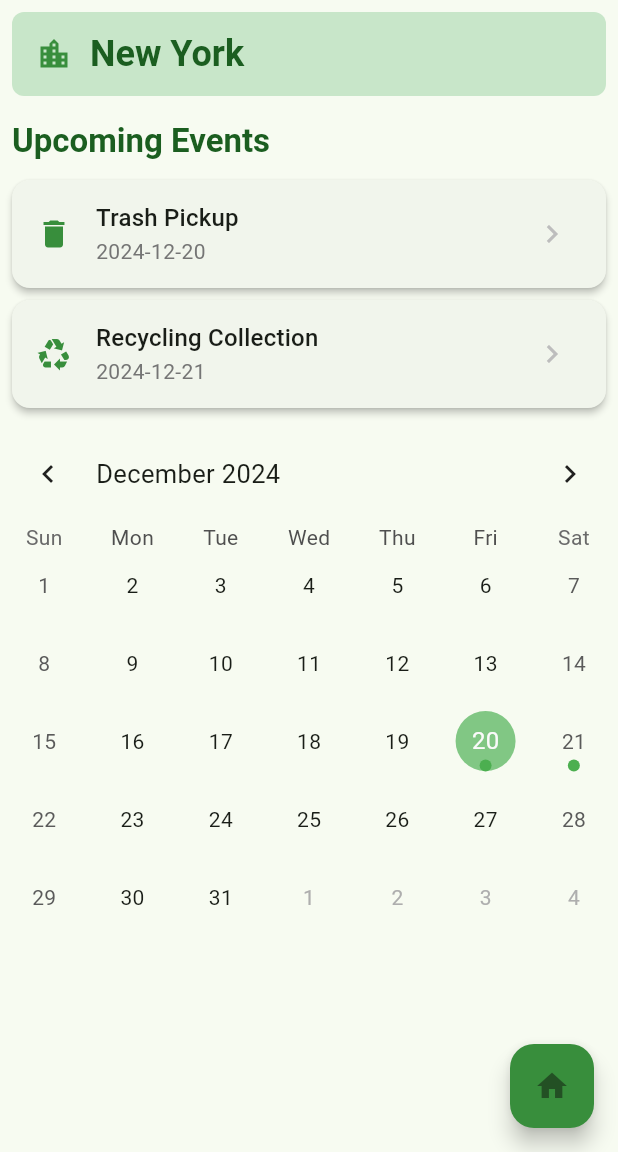
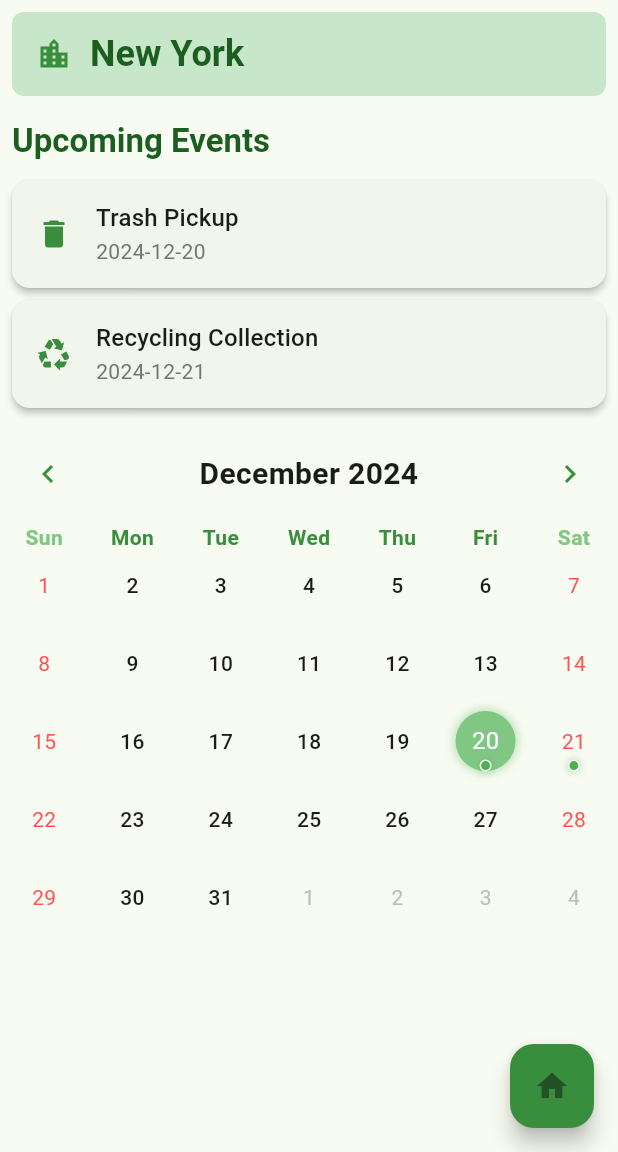
Before and after one commit to brxie/BinDay, a Flutter app: the screen it shows after launch, after a tap on "New York", on a phone screen of 412 x 824 dp, the part 84-1236 px from its top. Run offline on Flutter 3.47's test engine with Material 3 defaults, Android fonts, the phone set to English and light mode, and no system bars; drawn by our look-alikes of table_calendar; our stand-ins replace shared_preferences.

Commit message:
Calendar style, refactor

```diff
--- a/lib/pages/schedule_page.dart
+++ b/lib/pages/schedule_page.dart
@@ -3,10 +3,18 @@
 import '../data/events.dart';
 import 'city_selection_page.dart';
 
-class SchedulePage extends StatelessWidget {
+class SchedulePage extends StatefulWidget {
   final List<String> selectedCities;
 
   const SchedulePage({super.key, required this.selectedCities});
+
+  @override
+  _SchedulePageState createState() => _SchedulePageState();
+}
+
+class _SchedulePageState extends State<SchedulePage> {
+  DateTime _focusedDay = DateTime.now();
+  DateTime? _selectedDay;
 
   @override
   Widget build(BuildContext context) {
@@ -16,51 +24,16 @@
         backgroundColor: Colors.green[700],
       ),
       body: ListView(
-        children: selectedCities.map((city) {
+        children: widget.selectedCities.map((city) {
           return Column(
             children: <Widget>[
               // Event List
               _buildEventList(context, city),
               // Calendar
-              TableCalendar(
-                availableCalendarFormats: {
-                  CalendarFormat.month: 'Month',
-                },
-                firstDay: DateTime(DateTime.now().year, 1, 1),
-                lastDay: DateTime.now().add(const Duration(days: 30)),
-                focusedDay: DateTime.now(),
-                onDaySelected: (selectedDay, focusedDay) {
-                  print('Selected day: $selectedDay');
-                },
-                eventLoader: (day) {
-                  final events = getEventsForCity(city);
-                  final matchingEvents = events
-                      .where((event) {
-                        final eventDate = DateTime.parse(event['date']!);
-                        return DateTime(
-                                eventDate.year, eventDate.month, eventDate.day)
-                            .isAtSameMomentAs(
-                                DateTime(day.year, day.month, day.day));
-                      })
-                      .map((event) => event['name']!)
-                      .toList();
-                  return matchingEvents;
-                },
-                calendarStyle: CalendarStyle(
-                  todayDecoration: BoxDecoration(
-                    color: Colors.green[300],
-                    shape: BoxShape.circle,
-                  ),
-                  selectedDecoration: BoxDecoration(
-                    color: Colors.green[700],
-                    shape: BoxShape.circle,
-                  ),
-                  markerDecoration: BoxDecoration(
-                    color: Colors.green,
-                    shape: BoxShape.circle,
-                  ),
-                ),
-              ),
+              _buildCalendar(context, city),
+              // Fancy Text for Selected Date
+              if (_selectedDay != null && _selectedDay!.day.isEven)
+                _buildSelectedDateText(),
             ],
           );
         }).toList(),
@@ -79,6 +52,139 @@
       ),
     );
   }
+
+  Widget _buildSelectedDateText() {
+    return Padding(
+      padding: const EdgeInsets.all(16.0),
+      child: Container(
+        padding: const EdgeInsets.all(12),
+        decoration: BoxDecoration(
+          color: Colors.green[100],
+          borderRadius: BorderRadius.circular(8),
+          boxShadow: [
+            BoxShadow(
+              color: Colors.green.withOpacity(0.3),
+              blurRadius: 4,
+              spreadRadius: 2,
+            ),
+          ],
+        ),
+        child: Row(
+          mainAxisSize: MainAxisSize.max,
+          crossAxisAlignment: CrossAxisAlignment.start,
+          children: [
+            Icon(Icons.calendar_today, color: Colors.green[700]),
+            const SizedBox(width: 8),
+            Expanded(
+              child: Text(
+                'Selected Date: ${_selectedDay.toString()}',
+                style: TextStyle(
+                  fontSize: 16,
+                  fontWeight: FontWeight.bold,
+                  color: Colors.green[900],
+                ),
+              ),
+            ),
+          ],
+        ),
+      ),
+    );
+  }
+
+  Widget _buildCalendar(BuildContext context, String city) {
+    return TableCalendar(
+      availableCalendarFormats: {
+        CalendarFormat.month: 'Month',
+      },
+      firstDay: DateTime(DateTime.now().year, 1, 1),
+      lastDay: DateTime.now().add(const Duration(days: 30)),
+      focusedDay: _focusedDay,
+      selectedDayPredicate: (day) {
+        return isSameDay(_selectedDay, day);
+      },
+      onDaySelected: (selectedDay, focusedDay) {
+        setState(() {
+          _selectedDay = selectedDay;
+          _focusedDay = focusedDay;
+        });
+      },
+      eventLoader: (day) {
+        final events = getEventsForCity(city);
+        final matchingEvents = events
+            .where((event) {
+              final eventDate = DateTime.parse(event['date']!);
+              return DateTime(eventDate.year, eventDate.month, eventDate.day)
+                  .isAtSameMomentAs(DateTime(day.year, day.month, day.day));
+            })
+            .map((event) => event['name']!)
+            .toList();
+        return matchingEvents;
+      },
+      calendarStyle: CalendarStyle(
+        todayDecoration: BoxDecoration(
+          color: Colors.green[300],
+          shape: BoxShape.circle,
+          boxShadow: [
+            BoxShadow(
+              color: Colors.green.withOpacity(0.3),
+              blurRadius: 4,
+              spreadRadius: 2,
+            ),
+          ],
+        ),
+        selectedDecoration: BoxDecoration(
+          color: Colors.green[700],
+          shape: BoxShape.circle,
+          boxShadow: [
+            BoxShadow(
+              color: Colors.green.withOpacity(0.5),
+              blurRadius: 6,
+              spreadRadius: 2,
+            ),
+          ],
+        ),
+        markerDecoration: BoxDecoration(
+          color: Colors.green[500],
+          shape: BoxShape.circle,
+          border: Border.all(color: Colors.white, width: 1),
+          boxShadow: [
+            BoxShadow(
+              color: Colors.green.withOpacity(0.3),
+              blurRadius: 3,
+              spreadRadius: 1,
+            ),
+          ],
+        ),
+        weekendTextStyle: const TextStyle(color: Colors.redAccent),
+        holidayTextStyle: TextStyle(color: Colors.green[900]),
+        outsideTextStyle: TextStyle(color: Colors.grey[400]),
+        defaultTextStyle: const TextStyle(fontWeight: FontWeight.w500),
+        selectedTextStyle: const TextStyle(
+          color: Colors.white,
+          fontWeight: FontWeight.bold,
+        ),
+      ),
+      headerStyle: HeaderStyle(
+        formatButtonVisible: false,
+        titleCentered: true,
+        titleTextStyle: const TextStyle(
+          fontSize: 20,
+          fontWeight: FontWeight.bold,
+        ),
+        leftChevronIcon: Icon(Icons.chevron_left, color: Colors.green[700]),
+        rightChevronIcon: Icon(Icons.chevron_right, color: Colors.green[700]),
+      ),
+      daysOfWeekStyle: DaysOfWeekStyle(
+        weekdayStyle: TextStyle(
+          color: Colors.green[700],
+          fontWeight: FontWeight.bold,
+        ),
+        weekendStyle: TextStyle(
+          color: Colors.green[300],
+          fontWeight: FontWeight.bold,
+        ),
+      ),
+    );
   }
 
   Widget _buildEventList(BuildContext context, String city) {
@@ -88,7 +194,8 @@
         crossAxisAlignment: CrossAxisAlignment.start,
         children: [
           Container(
-            padding: const EdgeInsets.symmetric(vertical: 12.0, horizontal: 16.0),
+            padding:
+                const EdgeInsets.symmetric(vertical: 12.0, horizontal: 16.0),
             decoration: BoxDecoration(
               color: Colors.green[100],
               borderRadius: BorderRadius.circular(8.0),
@@ -139,7 +246,6 @@
                         color: Colors.grey[600],
                       ),
                 ),
-                trailing: Icon(Icons.chevron_right, color: Colors.grey[400]),
               ),
             );
           }),
@@ -147,3 +253,4 @@
       ),
     );
   }
+}
```
Lines whose indentation alone changed are shown as unchanged.
